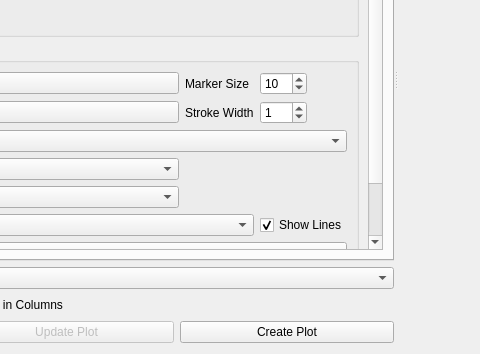
Before: the Qt Designer form ui/data_plotly_dialog_base.ui in ghtmtt/DataPlotly, drawn with Qt 5; both pictures show x 493 to 973 and y 196 to 550 of the 1154 by 550 pixel window.
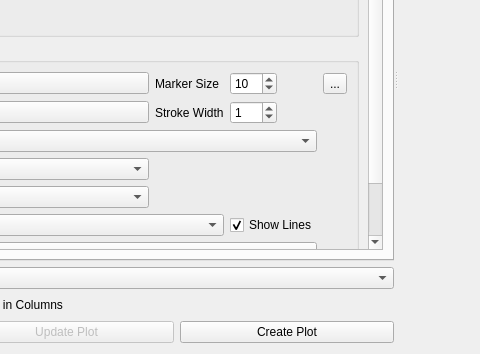
After: the same form once the commit is applied. Custom widgets are drawn as their Qt base class.

Commit message: first functional datadefined button for marker size

What changed in the file:
```diff
--- a/ui/data_plotly_dialog_base.ui
+++ b/ui/data_plotly_dialog_base.ui
@@ -448,6 +448,13 @@
                     </property>
                    </widget>
                   </item>
+                  <item row="0" column="4">
+                   <widget class="QgsPropertyOverrideButton" name="size_defined_button">
+                    <property name="text">
+                     <string>...</string>
+                    </property>
+                   </widget>
+                  </item>
                  </layout>
                  <zorder>out_color_lab</zorder>
                  <zorder>marker_width</zorder>
@@ -826,6 +833,14 @@
    <extends>QComboBox</extends>
    <header>qgis.gui</header>
   </customwidget>
+  <customwidget>
+   <class>QgsPropertyOverrideButton</class>
+   <extends>QToolButton</extends>
+   <header>qgis.gui</header>
+   <slots>
+    <slot>setVectorLayer(QgsMapLayer*)</slot>
+   </slots>
+  </customwidget>
  </customwidgets>
  <resources/>
  <connections>
```
Left out of the diff: 289 changed lines with no effect on the pictures. The commit also changes 1 other file.
